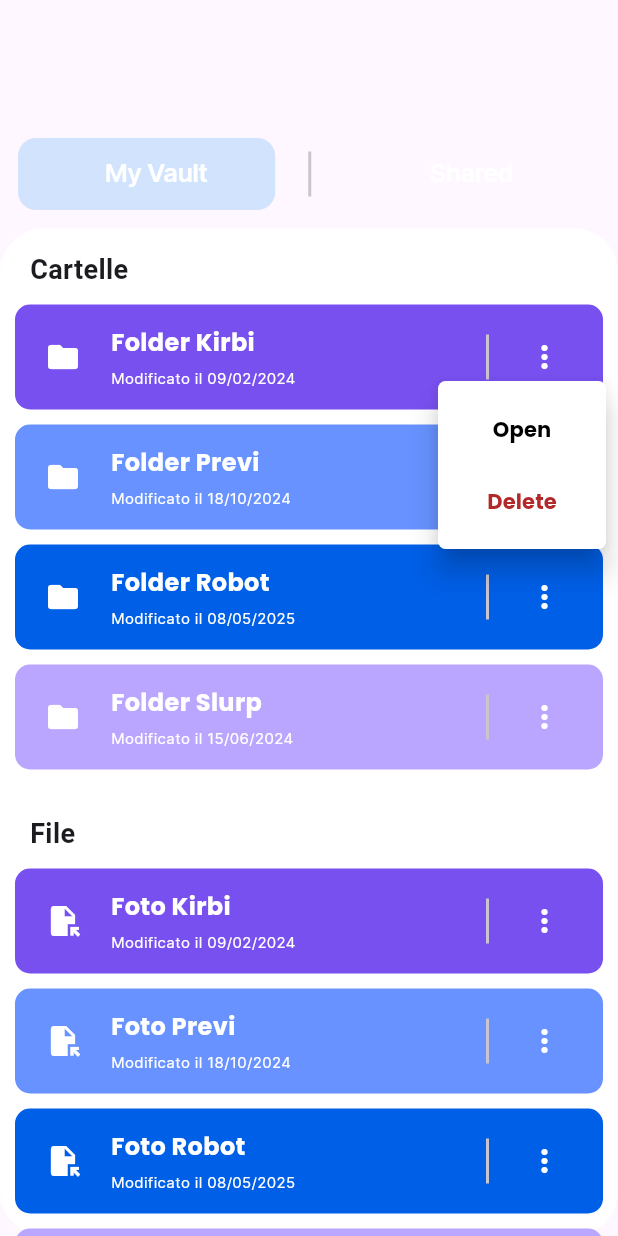
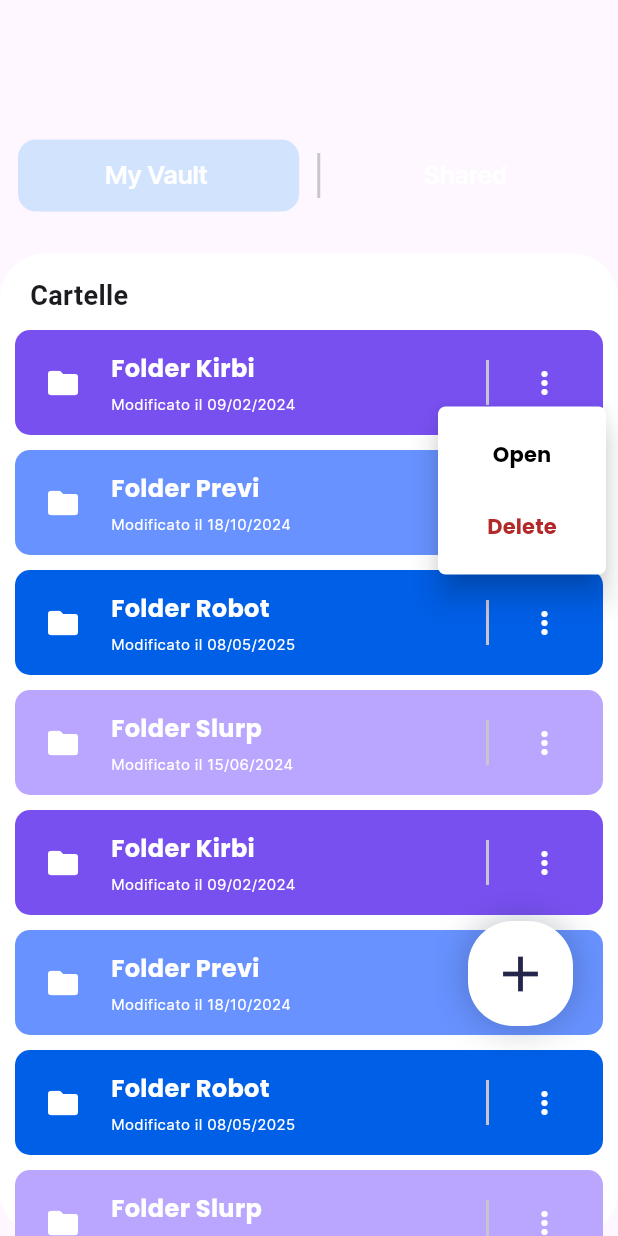
Before and after one commit to Crespi09/the_vault, a Flutter app: the FolderTabView widget shown alone on an empty page, opened directly, after a tap on the "more vert" icon, on a phone screen of 412 x 824 dp. Run offline on Flutter 3.47's test engine with Material 3 defaults, Android fonts, the phone set to English and light mode, and no system bars; our stand-ins replace rive.

Commit message:
aggiunto bottone e animazione

```diff
--- a/lib/app/models/vault_item.dart
+++ b/lib/app/models/vault_item.dart
@@ -17,6 +17,34 @@ class VaultItem {
   Color color;
 
   static List<VaultItem> folders = [
+    VaultItem(
+      title: "Folder Kirbi",
+      subtitle: "Modificato il 09/02/2024",
+      icon: Icons.folder,
+      color: const Color(0xFF7850F0),
+      image: 'assets/uploads/files/kirbi.png',
+    ),
+    VaultItem(
+      title: "Folder Previ",
+      subtitle: "Modificato il 18/10/2024",
+      icon: Icons.folder,
+      color: const Color(0xFF6792FF),
+      image: 'assets/uploads/files/previ.png',
+    ),
+    VaultItem(
+      title: "Folder Robot",
+      subtitle: "Modificato il 08/05/2025",
+      icon: Icons.folder,
+      color: const Color(0xFF005FE7),
+      image: 'assets/uploads/files/robot.png',
+    ),
+    VaultItem(
+      title: "Folder Slurp",
+      subtitle: "Modificato il 15/06/2024",
+      icon: Icons.folder,
+      color: const Color(0xFFBBA6FF),
+      image: 'assets/uploads/files/slurp.png',
+    ),
     VaultItem(
       title: "Folder Kirbi",
       subtitle: "Modificato il 09/02/2024",
--- a/lib/app/navigation/folder_tab_view.dart
+++ b/lib/app/navigation/folder_tab_view.dart
@@ -1,10 +1,12 @@
 import 'package:flutter/cupertino.dart';
 import 'package:flutter/material.dart';
+import 'package:flutter/rendering.dart';
 import 'package:vault_app/app/components/fileCard.dart';
 import 'package:vault_app/app/components/folderCard.dart';
 import 'package:vault_app/app/components/recentCard.dart';
 import 'package:vault_app/app/models/courses.dart';
 import 'package:vault_app/app/models/vault_item.dart';
+import 'package:vault_app/app/theme.dart';
 
 class FolderTabView extends StatefulWidget {
   const FolderTabView({super.key});
@@ -17,7 +19,42 @@ class _FolderTabViewState extends State<FolderTabView> {
   final List<VaultItem> _folders = VaultItem.folders;
   final List<VaultItem> _files = VaultItem.files;
 
+  //btn
   bool _myVaultBtn = true;
+  late ScrollController _scrollController;
+  bool _isVisible = true;
+
+  @override
+  void initState() {
+    super.initState();
+    _scrollController = ScrollController();
+    _scrollController.addListener(_scrollListener);
+  }
+
+  @override
+  void dispose() {
+    _scrollController.removeListener(_scrollListener);
+    _scrollController.dispose();
+    super.dispose();
+  }
+
+  void _scrollListener() {
+    if (_scrollController.position.userScrollDirection ==
+        ScrollDirection.reverse) {
+      if (_isVisible) {
+        setState(() {
+          _isVisible = false;
+        });
+      }
+    } else if (_scrollController.position.userScrollDirection ==
+        ScrollDirection.forward) {
+      if (!_isVisible) {
+        setState(() {
+          _isVisible = true;
+        });
+      }
+    }
+  }
 
   void onBtnPressed(bool selection) {
     setState(() {
@@ -32,13 +69,20 @@ class _FolderTabViewState extends State<FolderTabView> {
       child: Padding(
         padding: EdgeInsets.only(top: MediaQuery.of(context).padding.top + 80),
 
-        child: Column(
+        child: Stack(
+          children: [
+            Column(
               children: [
                 Row(
                   children: [
                     Expanded(
                       child: CupertinoButton(
-                    padding: const EdgeInsets.all(12),
+                        padding: const EdgeInsets.only(
+                          left: 12,
+                          right: 0,
+                          top: 12,
+                          bottom: 12,
+                        ),
                         pressedOpacity: 1,
                         onPressed: () => onBtnPressed(true),
                         child: Container(
@@ -78,7 +122,12 @@ class _FolderTabViewState extends State<FolderTabView> {
                       ),
                     ),
                     Padding(
-                  padding: EdgeInsets.all(10),
+                      padding: const EdgeInsets.only(
+                        left: 12,
+                        right: 0,
+                        top: 12,
+                        bottom: 12,
+                      ),
                       child: Container(
                         height: 50,
                         child: VerticalDivider(
@@ -132,6 +181,7 @@ class _FolderTabViewState extends State<FolderTabView> {
                     ),
                   ],
                 ),
+                SizedBox(height: 15),
                 Expanded(
                   child: Container(
                     width: MediaQuery.of(context).size.width,
@@ -140,6 +190,7 @@ class _FolderTabViewState extends State<FolderTabView> {
                       borderRadius: BorderRadius.circular(30),
                     ),
                     child: CustomScrollView(
+                      controller: _scrollController,
                       slivers: [
                         SliverPadding(
                           padding: const EdgeInsets.only(top: 15),
@@ -194,6 +245,40 @@ class _FolderTabViewState extends State<FolderTabView> {
                 ),
               ],
             ),
+            AnimatedPositioned(
+              duration: Duration(milliseconds: 550),
+              curve: Curves.easeInOut,
+              bottom: _isVisible ? 140 : -100,
+              right: 30,
+              child: Container(
+                width: 70,
+                height: 70,
+                decoration: BoxDecoration(
+                  color: Colors.white,
+                  borderRadius: BorderRadius.circular(30),
+                  boxShadow: [
+                    BoxShadow(
+                      color: RiveAppTheme.background2.withOpacity(0.3),
+                      blurRadius: 20,
+                    ),
+                  ],
+                ),
+                child: IconButton(
+                  padding: EdgeInsets.zero,
+                  constraints: const BoxConstraints(),
+                  icon: const Icon(
+                    Icons.add,
+                    color: RiveAppTheme.backgroundDark,
+                    size: 40,
+                  ),
+                  onPressed: () {
+                    // TODO -
+                  },
+                ),
+              ),
+            ),
+          ],
+        ),
       ),
     );
   }
--- a/lib/app/navigation/home_tab_view.dart
+++ b/lib/app/navigation/home_tab_view.dart
@@ -61,7 +61,7 @@ class _HomeTabViewState extends State<HomeTabView> {
                     padding: EdgeInsets.only(left: 20, right: 20, bottom: 20),
                     child: Text(
                       "Recent Files",
-                      style: TextStyle(fontSize: 20, fontFamily: 'Poppins'),
+                      style: TextStyle(fontSize: 22, fontFamily: 'Poppins'),
                     ),
                   ),
                   ...List.generate(
```
Lines whose indentation alone changed are shown as unchanged.
